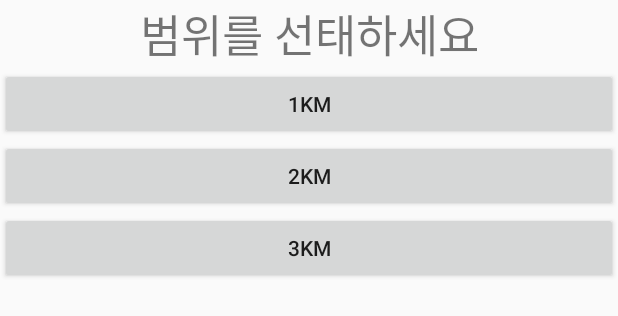
After one commit to rstudio20280/today, an Android app: the layout range_area_list.xml on its own in the app's theme, with its tools: preview values and no code run, on a phone screen of 412 x 824 dp. The commit adds this screen. Shown: the top 316 px of the screen. Run offline under Robolectric (Android 15) with nearby library versions, the phone set to English and light mode, and no system bars.

Commit message:
마커 commit

```diff
--- a/app/src/main/java/com/study/today/feature/main/search/SearchFragment.kt
+++ b/app/src/main/java/com/study/today/feature/main/search/SearchFragment.kt
@@ -45,8 +45,8 @@ class SearchFragment : Fragment() {
             override fun onScrolled(recyclerView: RecyclerView, dx: Int, dy: Int) {
                 super.onScrolled(recyclerView, dx, dy)
                 val lm = binding.recyclerView.layoutManager as LinearLayoutManager
-                if (lm.itemCount <= lm.findLastCompletelyVisibleItemPosition() + 4) {
-                    viewModel.searchNext(binding.word.text.toString())
+                            if (lm.itemCount <= lm.findLastCompletelyVisibleItemPosition() + 4) {
+                                viewModel.searchNext(binding.word.text.toString())
                 }
 
             }
@@ -78,5 +78,4 @@ class SearchFragment : Fragment() {
         super.onDestroyView()
         _binding = null
     }
-
 }
--- a/app/src/main/java/com/study/today/feature/main/search/SearchViewModel.kt
+++ b/app/src/main/java/com/study/today/feature/main/search/SearchViewModel.kt
@@ -23,7 +23,7 @@ class SearchViewModel : ViewModel() {
     val toastMsgResId = MutableLiveData<Int>()
     private val gson = Gson()
 
-    fun search(word: String? = null, lat: Double? = null, lng: Double? = null, range:Int = 1000) {
+    fun search(word: String? = null, lat: Double? = null, lng: Double? = null, range:Int = 3000) {
         isLoading.value = true
         disposable = ServiceGenerator.createTour().let { api ->
             if (word != null) api.searchWithKeyWord(word)
@@ -53,7 +53,7 @@ class SearchViewModel : ViewModel() {
             }
     }
 
-    fun search(lat: Double, lng: Double, range:Int = 1000) {
+    fun search(lat: Double, lng: Double, range:Int = 3000) {
         search(null, lat, lng, range)
     }
 
--- /dev/null
+++ b/app/src/main/res/layout/range_area_list.xml
@@ -0,0 +1,54 @@
+<?xml version="1.0" encoding="utf-8"?>
+<androidx.constraintlayout.widget.ConstraintLayout
+    xmlns:android="http://schemas.android.com/apk/res/android"
+    xmlns:app="http://schemas.android.com/apk/res-auto"
+    xmlns:tools="http://schemas.android.com/tools"
+    android:layout_width="match_parent"
+    android:layout_height="match_parent"
+    tools:context=".feature.main.tour_map.TourMapFragment">
+
+    <LinearLayout
+        android:layout_width="match_parent"
+        android:layout_height="match_parent"
+        android:orientation="vertical">
+
+        <TextView
+            android:layout_width="match_parent"
+            android:layout_height="wrap_content"
+            android:text="범위를 선태하세요"
+            android:gravity="center"
+            android:textSize="30dp"/>
+
+<!--
+        <ListView
+            android:layout_width="match_parent"
+            android:layout_height="50dp"
+            android:id="@+id/range_listview"
+            tools:ignore="MissingConstraints" />
+-->
+        <Button
+            android:layout_width="match_parent"
+            android:layout_height="wrap_content"
+            android:text="1km"
+            android:id="@+id/one"
+            android:gravity="center"
+            android:layout_gravity="center"/>
+
+        <Button
+            android:layout_width="match_parent"
+            android:layout_height="wrap_content"
+            android:text="2km"
+            android:id="@+id/two"
+            android:gravity="center"
+            android:layout_gravity="center"/>
+
+        <Button
+            android:layout_width="match_parent"
+            android:layout_height="wrap_content"
+            android:text="3km"
+            android:id="@+id/three"
+            android:gravity="center"
+            android:layout_gravity="center"/>
+    </LinearLayout>
+
+</androidx.constraintlayout.widget.ConstraintLayout>
```
Also changed, not shown: app/src/main/java/com/study/today/feature/main/tour_map/RangeDialogFragment.kt (added, +101 -0 lines), app/src/main/java/com/study/today/feature/main/tour_map/TourMapFragment.kt (+77 -24 lines), app/src/main/res/layout/fragment_tour_map.xml (+12 -0 lines).
